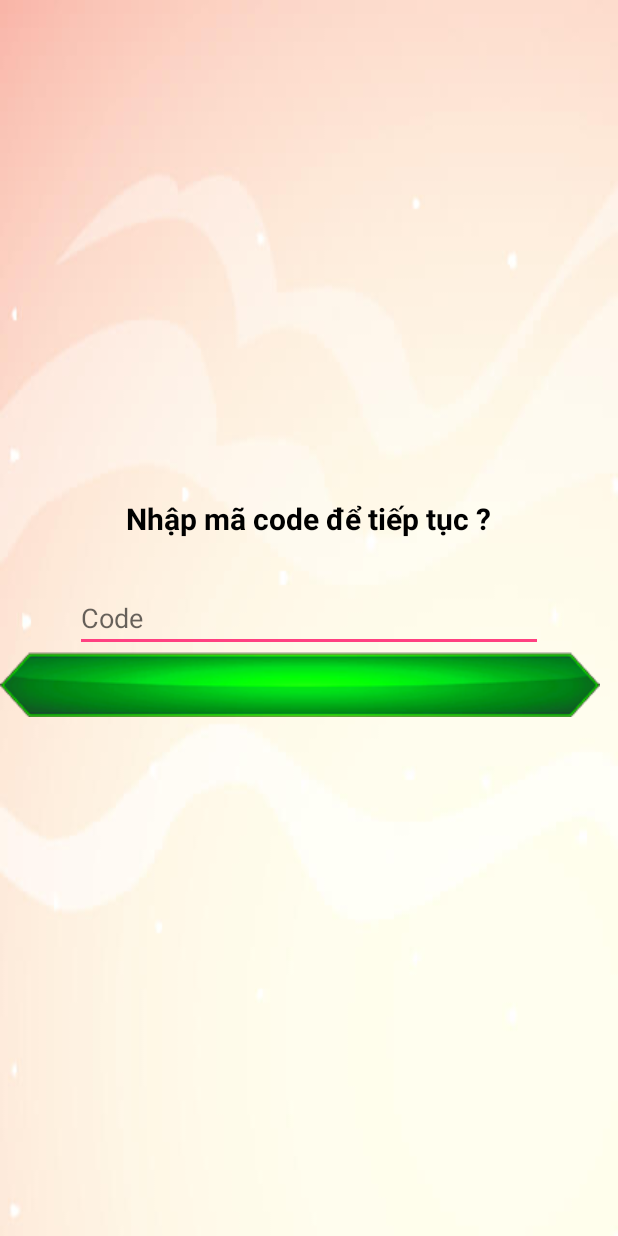
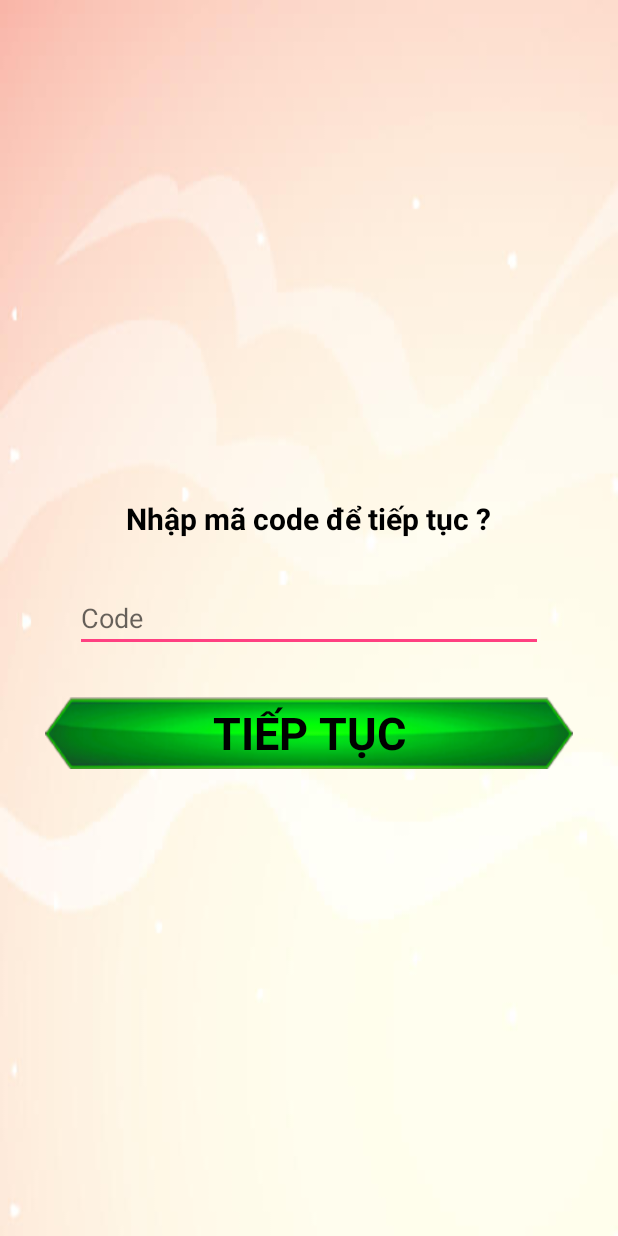
Before and after one commit to khoatyen2012/LichVanNien, an Android app: the screen it shows after launch (PhongHop), on a phone screen of 412 x 824 dp. Run offline under Robolectric (Android 15) with nearby library versions, the phone set to English and light mode, and no system bars.

Commit message:
hop hanh
hop

```diff
--- /dev/null
+++ b/app/src/main/java/tana/daithanh/adapter/HopAdapter.java
@@ -0,0 +1,72 @@
+package tana.daithanh.adapter;
+
+import android.content.Context;
+import android.view.LayoutInflater;
+import android.view.View;
+import android.view.ViewGroup;
+import android.widget.BaseAdapter;
+import android.widget.TextView;
+
+import java.util.ArrayList;
+
+import tana.daithanh.lichvannien.R;
+import tana.daithanh.mode.MonthCalender;
+import tana.daithanh.mode.QuestionHop;
+
+/**
+ * Created by Administrator on 21/03/2018.
+ */
+
+public class HopAdapter extends BaseAdapter {
+
+    private Context context;
+    private final ArrayList<QuestionHop> lstHop;
+
+
+
+    public HopAdapter(Context context, ArrayList<QuestionHop> websiteValues) {
+
+        this.context = context;
+        this.lstHop = websiteValues;
+
+    }
+
+    @Override
+    public View getView(int i, View view, ViewGroup viewGroup) {
+
+        LayoutInflater inflater=(LayoutInflater) context.getSystemService(Context.LAYOUT_INFLATER_SERVICE);
+        View gridView;
+
+        if(viewGroup==null)
+        {
+            gridView=new View(context);
+            gridView=inflater.inflate(R.layout.item_hop, null);
+            TextView textQuestion=(TextView) gridView.findViewById(R.id.tvItemQuestion);
+            String nHop=lstHop.get(i).getQuestion();
+            textQuestion.setText(""+nHop);
+
+        }
+        else
+        {
+            gridView = (View) viewGroup;
+        }
+        return gridView;
+    }
+
+    @Override
+    public int getCount() {
+        return lstHop.size();
+    }
+
+    @Override
+    public Object getItem(int i) {
+        return null;
+    }
+
+    @Override
+    public long getItemId(int i) {
+        return 0;
+    }
+
+
+}
--- a/app/src/main/java/tana/daithanh/lichvannien/PhongHop.java
+++ b/app/src/main/java/tana/daithanh/lichvannien/PhongHop.java
@@ -6,36 +6,70 @@ import android.os.Bundle;
 import android.view.KeyEvent;
 import android.view.View;
 import android.view.inputmethod.InputMethodManager;
+import android.widget.Adapter;
 import android.widget.EditText;
+import android.widget.ListView;
 import android.widget.ViewFlipper;
+
+import java.util.ArrayList;
+
+import tana.daithanh.adapter.HopAdapter;
+import tana.daithanh.mode.QuestionHop;
 
 public class PhongHop extends Activity {
 
     ViewFlipper viewFlipper;
     EditText etCode;
+    ListView lvHop;
+    ArrayList<QuestionHop> lst;
+    HopAdapter adapter;
 
     @Override
     protected void onCreate(Bundle savedInstanceState) {
         super.onCreate(savedInstanceState);
         setContentView(R.layout.activity_phong_hop);
+        lvHop=(ListView)findViewById(R.id.lvHop);
+
         viewFlipper=(ViewFlipper)findViewById(R.id.vfHopKin);
+
         etCode=(EditText)findViewById(R.id.etCode);
-        etCode.setOnKeyListener(new View.OnKeyListener() {
-            @Override
-            public boolean onKey(View view, int i, KeyEvent keyEvent) {
-                if ((keyEvent.getAction() == KeyEvent.ACTION_DOWN) &&
-                        (i == KeyEvent.KEYCODE_ENTER)) {
-                    // Perform action on key press
-hideKeyboard(etCode);
-                    return true;
-                }
-                return false;
-            }
-        });
+
+        lst=new ArrayList<QuestionHop>();
+
+
+      for(int i=0;i<10;i++)
+      {
+          QuestionHop qa=new QuestionHop("Xem quảng cáo ủng hộ chúng tôi. Ứng dụng này hoàn toàn miễn phí.","");
+          lst.add(qa);
+      }
+       adapter=new HopAdapter(this,lst);
+        lvHop.setAdapter(adapter);
+
+
+//        etCode.setOnKeyListener(new View.OnKeyListener() {
+//            @Override
+//            public boolean onKey(View view, int i, KeyEvent keyEvent) {
+//                if ((keyEvent.getAction() == KeyEvent.ACTION_DOWN) &&
+//                        (i == KeyEvent.KEYCODE_ENTER)) {
+//                    // Perform action on key press
+////hideKeyboard(etCode);
+//                    return true;
+//                }
+//                return false;
+//            }
+//        });
+
+
+
     }
 
     public void hideKeyboard(View view) {
         InputMethodManager inputMethodManager =(InputMethodManager)getSystemService(Activity.INPUT_METHOD_SERVICE);
         inputMethodManager.hideSoftInputFromWindow(view.getWindowToken(), 0);
     }
+
+    public  void  onClickCode(View view)
+    {
+        viewFlipper.setDisplayedChild(1);
+    }
 }
--- /dev/null
+++ b/app/src/main/java/tana/daithanh/mode/QuestionHop.java
@@ -0,0 +1,37 @@
+package tana.daithanh.mode;
+
+/**
+ * Created by Administrator on 21/03/2018.
+ */
+
+public class QuestionHop {
+
+    String question;
+    String answers;
+
+    public  QuestionHop( String question,String answers)
+    {
+        this.question=question;
+        this.answers=answers;
+    }
+
+    public String getQuestion() {
+        return question;
+    }
+
+    public void setQuestion(String question) {
+        this.question = question;
+    }
+
+
+
+    public String getAnswers() {
+        return answers;
+    }
+
+    public void setAnswers(String answers) {
+        this.answers = answers;
+    }
+
+
+}
--- a/app/src/main/res/layout/hop_macode.xml
+++ b/app/src/main/res/layout/hop_macode.xml
@@ -17,6 +17,8 @@
         android:layout_height="wrap_content" />
 
     <EditText
+
+        android:inputType="textPersonName"
         android:layout_marginTop="30dp"
         android:layout_centerInParent="true"
         android:id="@+id/etCode"
@@ -26,10 +28,20 @@
         android:layout_width="match_parent"
         android:layout_height="wrap_content" />
 
-    <ImageView
+    <Button
+        android:text="Tiếp Tục"
+        android:layout_marginTop="30dp"
+        android:layout_marginLeft="30dp"
+        android:layout_marginRight="30dp"
+        android:textSize="30dp"
+        android:textStyle="bold"
+        android:onClick="onClickCode"
+        android:fontFamily="sans-serif"
+        android:textAlignment="center"
+        android:textColor="@android:color/black"
         android:layout_below="@+id/etCode"
         android:layout_width="wrap_content"
-        android:src="@drawable/answer_panel_true"
+        android:background="@drawable/answer_panel_true"
         android:layout_height="wrap_content" />
 
 </RelativeLayout>
```
Also changed, not shown: app/src/main/res/layout/hop_question.xml (+26 -2 lines), app/src/main/res/layout/item_hop.xml (added, +26 -0 lines).
